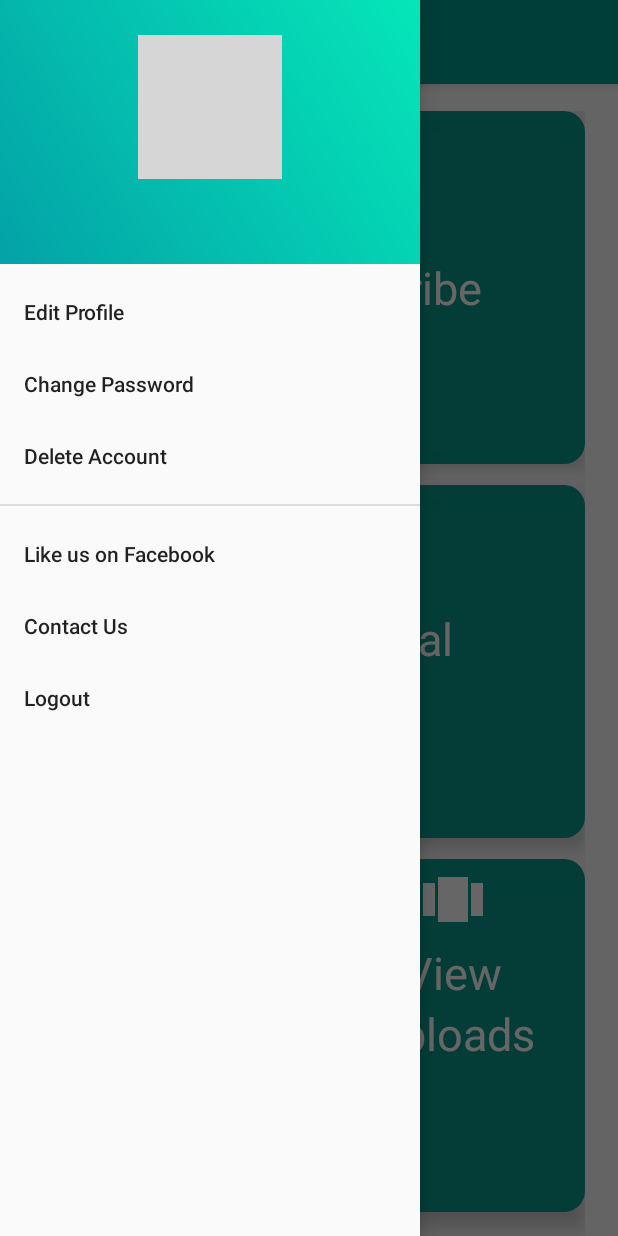
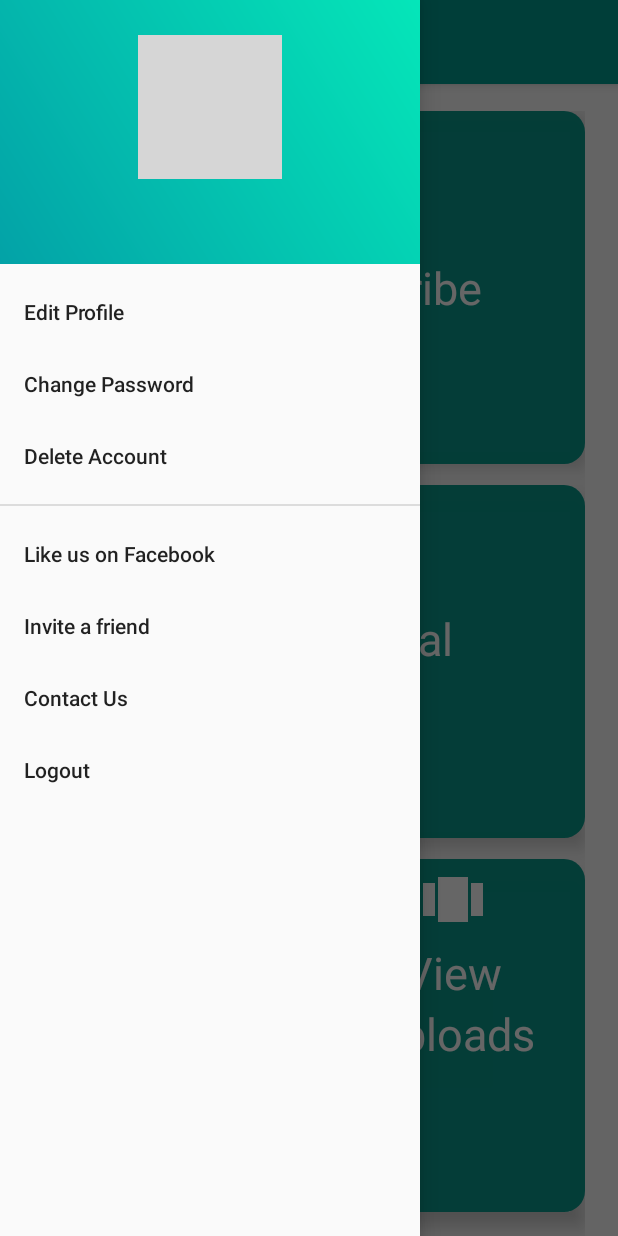
Before and after one commit to ram6696/Scribefinder, an Android app: the NeedyMainPage screen opened directly, with no data from a screen before it, with the side drawer open, on a phone screen of 412 x 824 dp. Run offline under Robolectric (Android 15) with nearby library versions, the phone set to English and light mode, and no system bars; our stand-ins replace CircleImageView, Firebase (no records; nobody signed in at launch, a user with empty details on screens opened directly), Picasso; pictures from the network do not load; 2 statements that could not run were skipped; grey boxes are pictures that could not be loaded.

Commit message:
Invite friend option

```diff
--- a/app/src/main/res/menu/needy_drawer_menu_items.xml
+++ b/app/src/main/res/menu/needy_drawer_menu_items.xml
@@ -17,6 +17,7 @@
         <item
             android:id="@+id/needydeleteAccount"
             android:title="@string/delete_account"/>
+
     </group>
 
     <group android:checkableBehavior="none"
@@ -25,6 +26,10 @@
         <item
             android:id="@+id/like_us_on_facebook"
             android:title="@string/like_us_on_facebook" />
+
+        <item
+            android:id="@+id/shareApp"
+            android:title="Invite a friend"/>
 
         <item
             android:id="@+id/contactUs"
--- a/app/src/main/res/menu/volunteer_drawer_menu_items.xml
+++ b/app/src/main/res/menu/volunteer_drawer_menu_items.xml
@@ -27,6 +27,9 @@
         <item
             android:id="@+id/like_us_on_facebook"
             android:title="@string/like_us_on_facebook" />
+        <item
+            android:id="@+id/shareApp"
+            android:title="Invite a friend"/>
 
     <item
         android:id="@+id/contactUs"
```
Also changed, not shown: app/src/main/java/com/ourapps/scribefinder/needy/NeedyMainPage.java (+7 -0 lines), app/src/main/java/com/ourapps/scribefinder/volunteer/VolunteerMainPage.java (+7 -0 lines).
